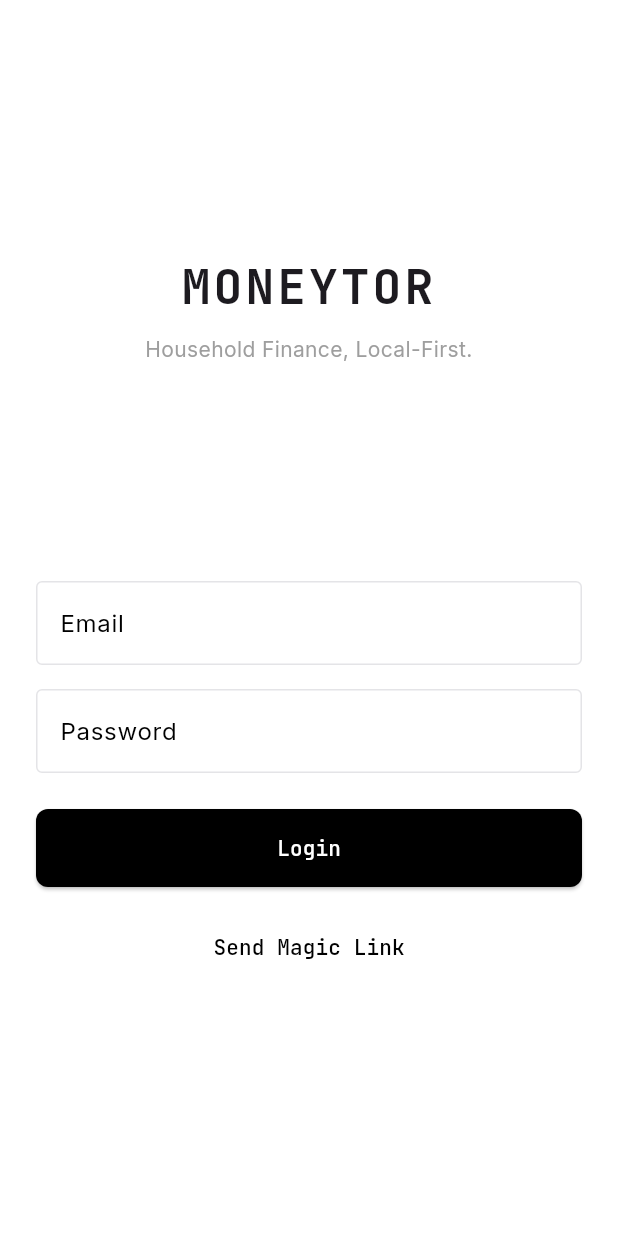
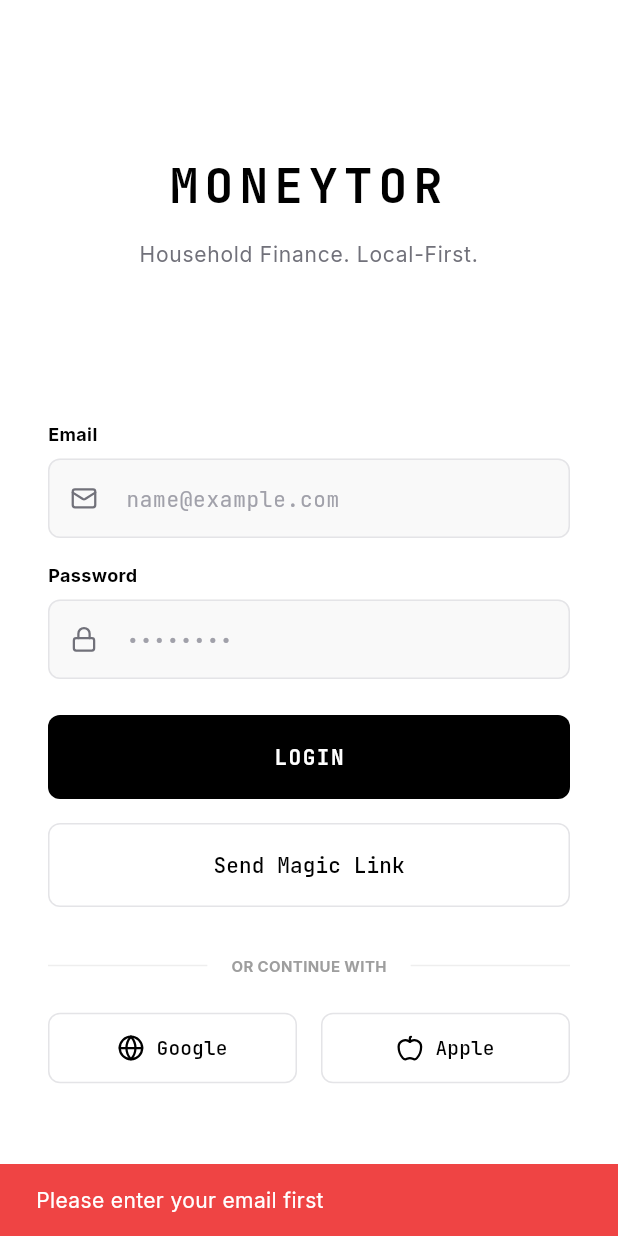
Before and after one commit to JeremieGourdon/Moneytor, a Flutter app: the screen it shows after launch, after a tap on "Send Magic Link", on a phone screen of 412 x 824 dp. Run offline on Flutter 3.47's test engine with Material 3 defaults, Android fonts, the phone set to English and light mode, and no system bars; our stand-ins replace flutter_lucide, flutter_riverpod, google_fonts, riverpod_annotation, supabase_flutter; missing offline and left inert: powersync; accounts and stored records are empty; generated files the repository leaves out were written again.

Commit message:
feat: polish Login UI and implement Magic Link trigger

```diff
--- a/app/lib/features/auth/views/login_screen.dart
+++ b/app/lib/features/auth/views/login_screen.dart
@@ -1,5 +1,6 @@
 import 'package:flutter/material.dart';
 import 'package:flutter_riverpod/flutter_riverpod.dart';
+import 'package:flutter_lucide/flutter_lucide.dart';
 import 'package:google_fonts/google_fonts.dart';
 import '../providers/auth_provider.dart';
 
@@ -22,7 +23,12 @@ class _LoginScreenState extends ConsumerState<LoginScreen> {
     super.dispose();
   }
 
-  Future<void> _handleLogin() async {
+  Future<void> _handleEmailLogin() async {
+    if (_emailController.text.isEmpty || _passwordController.text.isEmpty) {
+      _showError('Please fill in all fields');
+      return;
+    }
+
     setState(() => _isLoading = true);
     try {
       await ref.read(authStateProvider.notifier).signIn(
@@ -30,21 +36,55 @@ class _LoginScreenState extends ConsumerState<LoginScreen> {
             _passwordController.text,
           );
     } catch (e) {
-      if (mounted) {
-        ScaffoldMessenger.of(context).showSnackBar(
-          SnackBar(content: Text('Error: $e'), backgroundColor: Colors.red),
-        );
-      }
+      _showError(e.toString());
     } finally {
       if (mounted) setState(() => _isLoading = false);
     }
   }
 
+  Future<void> _handleMagicLink() async {
+    if (_emailController.text.isEmpty) {
+      _showError('Please enter your email first');
+      return;
+    }
+
+    setState(() => _isLoading = true);
+    try {
+      await ref.read(authStateProvider.notifier).signInWithMagicLink(
+            _emailController.text,
+          );
+      if (mounted) {
+        ScaffoldMessenger.of(context).showSnackBar(
+          const SnackBar(
+            content: Text('Magic link sent! Check your inbox.'),
+            backgroundColor: Colors.black,
+          ),
+        );
+      }
+    } catch (e) {
+      _showError(e.toString());
+    } finally {
+      if (mounted) setState(() => _isLoading = false);
+    }
+  }
+
+  void _showError(String message) {
+    if (!mounted) return;
+    ScaffoldMessenger.of(context).showSnackBar(
+      SnackBar(
+        content: Text(message),
+        backgroundColor: const Color(0xFFEF4444),
+      ),
+    );
+  }
+
   @override
   Widget build(BuildContext context) {
     return Scaffold(
-      body: Padding(
-        padding: const EdgeInsets.all(24.0),
+      backgroundColor: Colors.white,
+      body: SafeArea(
+        child: Padding(
+          padding: const EdgeInsets.symmetric(horizontal: 32.0),
           child: Column(
             mainAxisAlignment: MainAxisAlignment.center,
             crossAxisAlignment: CrossAxisAlignment.stretch,
@@ -55,41 +95,48 @@ class _LoginScreenState extends ConsumerState<LoginScreen> {
                 style: GoogleFonts.jetBrainsMono(
                   fontSize: 32,
                   fontWeight: FontWeight.bold,
-                letterSpacing: 2,
+                  letterSpacing: 4,
+                  color: Colors.black,
                 ),
                 textAlign: TextAlign.center,
               ),
-            const SizedBox(height: 8),
+              const SizedBox(height: 12),
               const Text(
-              'Household Finance, Local-First.',
-              style: TextStyle(color: Colors.grey),
+                'Household Finance. Local-First.',
+                style: TextStyle(
+                  color: Color(0xFF71717A),
+                  fontSize: 14,
+                  letterSpacing: 0.5,
+                ),
                 textAlign: TextAlign.center,
               ),
               const Spacer(),
-            TextField(
+
+              // Login Fields
+              _buildTextField(
                 controller: _emailController,
-              decoration: const InputDecoration(
-                labelText: 'Email',
-                border: OutlineInputBorder(),
-              ),
-              keyboardType: TextInputType.emailAddress,
+                label: 'Email',
+                hint: 'name@example.com',
+                icon: LucideIcons.mail,
               ),
               const SizedBox(height: 16),
-            TextField(
+              _buildTextField(
                 controller: _passwordController,
-              decoration: const InputDecoration(
-                labelText: 'Password',
-                border: OutlineInputBorder(),
-              ),
-              obscureText: true,
+                label: 'Password',
+                hint: '••••••••',
+                icon: LucideIcons.lock,
+                isPassword: true,
               ),
               const SizedBox(height: 24),
+
+              // Primary Action
               ElevatedButton(
-              onPressed: _isLoading ? null : _handleLogin,
+                onPressed: _isLoading ? null : _handleEmailLogin,
                 style: ElevatedButton.styleFrom(
                   backgroundColor: Colors.black,
                   foregroundColor: Colors.white,
-                padding: const EdgeInsets.symmetric(vertical: 16),
+                  padding: const EdgeInsets.symmetric(vertical: 18),
+                  elevation: 0,
                   shape: RoundedRectangleBorder(
                     borderRadius: BorderRadius.circular(8),
                   ),
@@ -103,22 +150,143 @@ class _LoginScreenState extends ConsumerState<LoginScreen> {
                           strokeWidth: 2,
                         ),
                       )
-                  : const Text('Login'),
+                    : Text(
+                        'LOGIN',
+                        style: GoogleFonts.jetBrainsMono(
+                          fontWeight: FontWeight.bold,
+                          letterSpacing: 1,
                         ),
+                      ),
+              ),
+
               const SizedBox(height: 16),
-            TextButton(
-              onPressed: () {
-                // TODO: Magic Link Logic
-              },
+
+              // Magic Link Action
+              OutlinedButton(
+                onPressed: _isLoading ? null : _handleMagicLink,
+                style: OutlinedButton.styleFrom(
+                  padding: const EdgeInsets.symmetric(vertical: 18),
+                  side: const BorderSide(color: Color(0xFFE4E4E7)),
+                  shape: RoundedRectangleBorder(
+                    borderRadius: BorderRadius.circular(8),
+                  ),
+                ),
                 child: const Text(
                   'Send Magic Link',
-                style: TextStyle(color: Colors.black),
+                  style: TextStyle(color: Colors.black, fontWeight: FontWeight.w500),
                 ),
+              ),
+
+              const SizedBox(height: 32),
+
+              // Divider
+              Row(
+                children: [
+                  Expanded(child: Divider(color: Colors.grey[200])),
+                  const Padding(
+                    padding: EdgeInsets.symmetric(horizontal: 16),
+                    child: Text(
+                      'OR CONTINUE WITH',
+                      style: TextStyle(color: Colors.grey, fontSize: 10, fontWeight: FontWeight.bold),
+                    ),
+                  ),
+                  Expanded(child: Divider(color: Colors.grey[200])),
+                ],
+              ),
+
+              const SizedBox(height: 24),
+
+              // Social Auth Placeholders
+              Row(
+                children: [
+                  Expanded(
+                    child: _buildSocialButton(
+                      icon: LucideIcons.globe, // Placeholder for Google
+                      label: 'Google',
+                    ),
+                  ),
+                  const SizedBox(width: 16),
+                  Expanded(
+                    child: _buildSocialButton(
+                      icon: LucideIcons.apple,
+                      label: 'Apple',
+                    ),
+                  ),
+                ],
               ),
               const Spacer(),
             ],
           ),
         ),
+      ),
+    );
+  }
+
+  Widget _buildTextField({
+    required TextEditingController controller,
+    required String label,
+    required String hint,
+    required IconData icon,
+    bool isPassword = false,
+  }) {
+    return Column(
+      crossAxisAlignment: CrossAxisAlignment.start,
+      children: [
+        Text(
+          label,
+          style: const TextStyle(
+            fontSize: 12,
+            fontWeight: FontWeight.bold,
+            color: Colors.black,
+          ),
+        ),
+        const SizedBox(height: 8),
+        TextField(
+          controller: controller,
+          obscureText: isPassword,
+          style: GoogleFonts.jetBrainsMono(fontSize: 14),
+          decoration: InputDecoration(
+            hintText: hint,
+            hintStyle: const TextStyle(color: Color(0xFFA1A1AA)),
+            prefixIcon: Icon(icon, size: 18, color: const Color(0xFF71717A)),
+            contentPadding: const EdgeInsets.symmetric(horizontal: 16, vertical: 16),
+            filled: true,
+            fillColor: const Color(0xFFF9F9F9),
+            border: OutlineInputBorder(
+              borderRadius: BorderRadius.circular(8),
+              borderSide: const BorderSide(color: Color(0xFFE4E4E7)),
+            ),
+            enabledBorder: OutlineInputBorder(
+              borderRadius: BorderRadius.circular(8),
+              borderSide: const BorderSide(color: Color(0xFFE4E4E7)),
+            ),
+            focusedBorder: OutlineInputBorder(
+              borderRadius: BorderRadius.circular(8),
+              borderSide: const BorderSide(color: Colors.black, width: 1.5),
+            ),
+          ),
+        ),
+      ],
+    );
+  }
+
+  Widget _buildSocialButton({required IconData icon, required String label}) {
+    return OutlinedButton.icon(
+      onPressed: () {
+        _showError('Social Auth coming soon.');
+      },
+      icon: Icon(icon, size: 18, color: Colors.black),
+      label: Text(
+        label,
+        style: const TextStyle(color: Colors.black, fontSize: 13),
+      ),
+      style: OutlinedButton.styleFrom(
+        padding: const EdgeInsets.symmetric(vertical: 14),
+        side: const BorderSide(color: Color(0xFFE4E4E7)),
+        shape: RoundedRectangleBorder(
+          borderRadius: BorderRadius.circular(8),
+        ),
+      ),
     );
   }
 }
```
Lines whose indentation alone changed are shown as unchanged.
